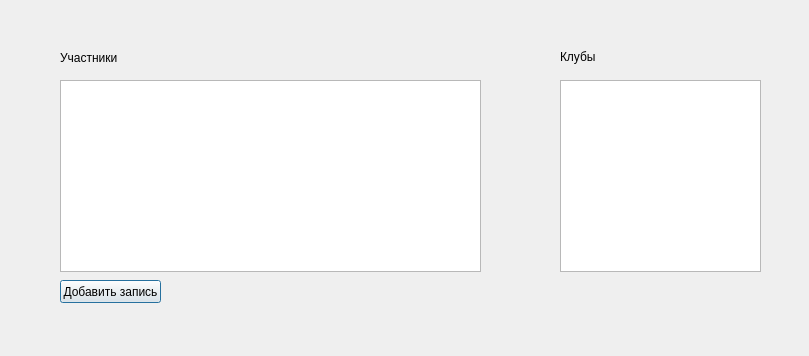
Qt form filling.ui (KelHeor23/SMB_Tournament) before a commit.
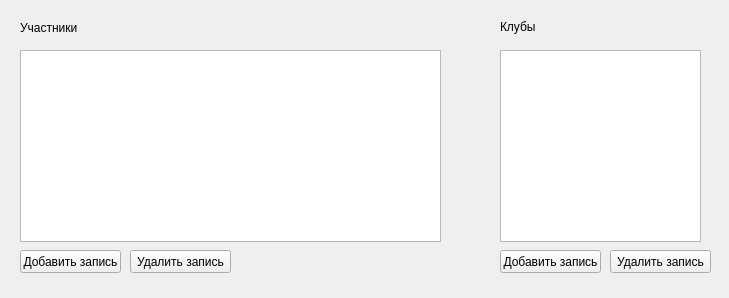
The same form after that commit.

Commit message: Добавил неудаляемый клуб (Для добавления строки нужен индекс первого клуба, а если его удалят...) Кнопки больше не реагируют на ентер Удаление клуба = удаление всех его участников - это фича По человечески реализованный сигнал перехвата изменений в клубах Автоизменение неназначенных номинаций на первую (пока для теста) Как получишь, не забудь пересоздать БД!

```diff
--- a/filling.ui
+++ b/filling.ui
@@ -6,8 +6,8 @@
    <rect>
     <x>0</x>
     <y>0</y>
-    <width>809</width>
-    <height>356</height>
+    <width>729</width>
+    <height>298</height>
    </rect>
   </property>
   <property name="windowTitle">
@@ -16,8 +16,8 @@
   <widget class="QTableView" name="tablePersons">
    <property name="geometry">
     <rect>
-     <x>60</x>
-     <y>80</y>
+     <x>20</x>
+     <y>50</y>
      <width>421</width>
      <height>192</height>
     </rect>
@@ -26,8 +26,8 @@
   <widget class="QTableView" name="tableClubs">
    <property name="geometry">
     <rect>
-     <x>560</x>
-     <y>80</y>
+     <x>500</x>
+     <y>50</y>
      <width>201</width>
      <height>192</height>
     </rect>
@@ -36,8 +36,8 @@
   <widget class="QLabel" name="label">
    <property name="geometry">
     <rect>
-     <x>60</x>
-     <y>50</y>
+     <x>20</x>
+     <y>20</y>
      <width>101</width>
      <height>16</height>
     </rect>
@@ -49,8 +49,8 @@
   <widget class="QLabel" name="label_2">
    <property name="geometry">
     <rect>
-     <x>560</x>
-     <y>50</y>
+     <x>500</x>
+     <y>20</y>
      <width>47</width>
      <height>14</height>
     </rect>
@@ -62,14 +62,65 @@
   <widget class="QPushButton" name="pushButton">
    <property name="geometry">
     <rect>
-     <x>60</x>
-     <y>280</y>
+     <x>20</x>
+     <y>250</y>
      <width>101</width>
      <height>23</height>
     </rect>
    </property>
    <property name="text">
     <string>Добавить запись</string>
+   </property>
+   <property name="autoDefault">
+    <bool>false</bool>
+   </property>
+  </widget>
+  <widget class="QPushButton" name="pushButton_2">
+   <property name="geometry">
+    <rect>
+     <x>130</x>
+     <y>250</y>
+     <width>101</width>
+     <height>23</height>
+    </rect>
+   </property>
+   <property name="text">
+    <string>Удалить запись</string>
+   </property>
+   <property name="autoDefault">
+    <bool>false</bool>
+   </property>
+  </widget>
+  <widget class="QPushButton" name="pushButton_3">
+   <property name="geometry">
+    <rect>
+     <x>500</x>
+     <y>250</y>
+     <width>101</width>
+     <height>23</height>
+    </rect>
+   </property>
+   <property name="text">
+    <string>Добавить запись</string>
+   </property>
+   <property name="autoDefault">
+    <bool>false</bool>
+   </property>
+  </widget>
+  <widget class="QPushButton" name="pushButton_4">
+   <property name="geometry">
+    <rect>
+     <x>610</x>
+     <y>250</y>
+     <width>101</width>
+     <height>23</height>
+    </rect>
+   </property>
+   <property name="text">
+    <string>Удалить запись</string>
+   </property>
+   <property name="autoDefault">
+    <bool>false</bool>
    </property>
   </widget>
  </widget>
```
The commit also changes 3 other files.
